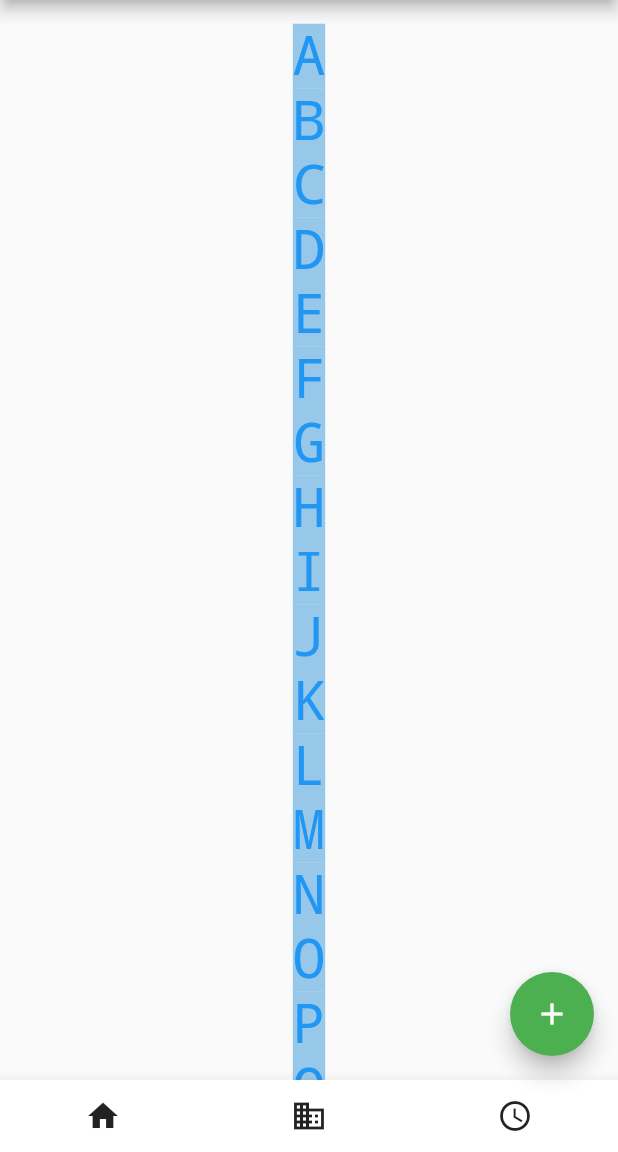
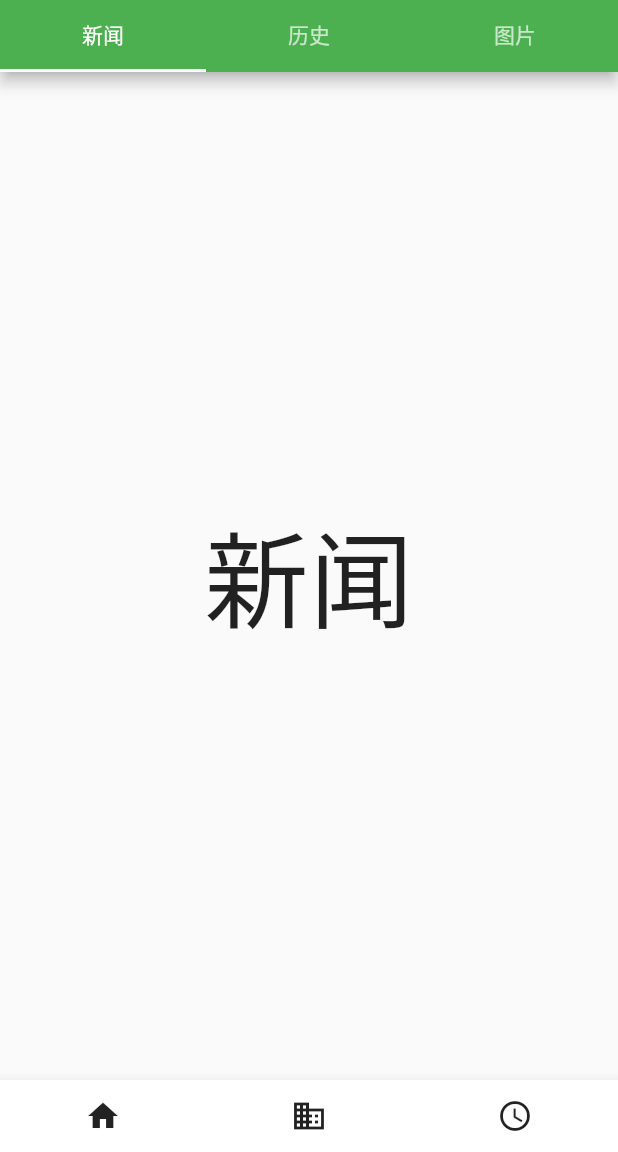
Before and after one commit to gggrdinosaur/04_Flutter, a Flutter app: the screen it shows after launch, on a phone screen of 412 x 824 dp, the part 84-1236 px from its top. Run offline on Flutter 3.47's test engine with Material 2 defaults, Android fonts, the phone set to English and light mode, and no system bars.

Commit message:
第六章

```diff
--- a/flutter_app_6/lib/main.dart
+++ b/flutter_app_6/lib/main.dart
@@ -15,7 +15,7 @@ class MyApp extends StatelessWidget {
       theme: ThemeData(
         primarySwatch: Colors.green,
       ),
-      home: const MyHomePage(title: 'Flutter Demo Home Page'),
+      home: const TabViewRoute1( ),
     );
   }
 }
@@ -30,7 +30,6 @@ class MyHomePage extends StatefulWidget {
 }
 
 class _MyHomePageState extends State<MyHomePage> {
-  int _selectedIndex = 1;
 
   @override
   Widget build(BuildContext context) {
@@ -44,33 +43,6 @@ class _MyHomePageState extends State<MyHomePage> {
           IconButton(icon: const Icon(Icons.share), onPressed: () {}),
         ],
       ),
-      body:Scrollbar(
-      // 显示进度条
-      child: SingleChildScrollView(
-        padding: const EdgeInsets.all(16.0),
-        child: Center(
-          child: Column(
-            //动态创建一个List<Widget>
-            children: str
-                .split("")
-                //每一个字母都用一个Text显示,字体为原来的两倍
-                .map((c) => Text(
-                      c,
-                      textScaleFactor: 2.0,
-                      style: TextStyle(
-                          color: Colors.blue,
-                          fontSize: 18.0,
-                          height: 1.2,
-                          fontFamily: "Courier",
-                          background: Paint()
-                            ..color = const Color.fromARGB(255, 152, 200, 233),
-                          decorationStyle: TextDecorationStyle.dashed),
-                    ))
-                .toList(),
-          ),
-        ),
-      ),
-    ),
       drawer: const MyDrawer(), //抽屉
       bottomNavigationBar: BottomAppBar(
         //底部导航栏
@@ -83,44 +55,31 @@ class _MyHomePageState extends State<MyHomePage> {
                 icon: const Icon(Icons.home),
                 onPressed: () {
                   setState(() {
-                    _selectedIndex = 0;
                   });
                 }),
             IconButton(
                 icon: const Icon(Icons.business),
                 onPressed: () {
                   setState(() {
-                    _selectedIndex = 1;
                   });
                 }),
             IconButton(
                 icon: const Icon(Icons.schedule),
                 onPressed: () {
                   setState(() {
-                    _selectedIndex = 2;
                   });
                 }),
           ],
           mainAxisAlignment: MainAxisAlignment.spaceAround, //均分底部导航栏横向空间
         ),
       ),
-      floatingActionButton: FloatingActionButton(
-          //悬浮按钮
-          child: const Icon(Icons.add),
-          onPressed: _onAdd),
     );
   }
+}
 
-  void _onItemTapped(int index) {
-    setState(() {
-      _selectedIndex = index;
-    });
-  }
+class TabViewRoute1 extends StatefulWidget {
+  const TabViewRoute1({Key? key}) : super(key: key);
 
-  void _onAdd() {}
-}
-/*
-class TabViewRoute1 extends StatefulWidget {
   @override
   _TabViewRoute1State createState() => _TabViewRoute1State();
 }
@@ -140,7 +99,12 @@ class _TabViewRoute1State extends State<TabViewRoute1>
   Widget build(BuildContext context) {
     return Scaffold(
       appBar: AppBar(
-        title: Text("App Name"),
+        //导航栏
+        title: const Text("App Name"),
+        actions: <Widget>[
+          //导航栏右侧菜单
+          IconButton(icon: const Icon(Icons.share), onPressed: () {}),
+        ],
         bottom: TabBar(
           controller: _tabController,
           tabs: tabs.map((e) => Tab(text: e)).toList(),
@@ -158,6 +122,36 @@ class _TabViewRoute1State extends State<TabViewRoute1>
           );
         }).toList(),
       ),
+      drawer: const MyDrawer(), //抽屉
+      bottomNavigationBar: BottomAppBar(
+        //底部导航栏
+        color: Colors.white,
+        shape: const CircularNotchedRectangle(),
+        child: Row(
+          children: <Widget>[
+            //底部导航栏按钮
+            IconButton(
+                icon: const Icon(Icons.home),
+                onPressed: () {
+                  setState(() {
+                  });
+                }),
+            IconButton(
+                icon: const Icon(Icons.business),
+                onPressed: () {
+                  setState(() {
+                  });
+                }),
+            IconButton(
+                icon: const Icon(Icons.schedule),
+                onPressed: () {
+                  setState(() {
+                  });
+                }),
+          ],
+          mainAxisAlignment: MainAxisAlignment.spaceAround, //均分底部导航栏横向空间
+        ),
+      ),
     );
   }
 
@@ -168,7 +162,7 @@ class _TabViewRoute1State extends State<TabViewRoute1>
     super.dispose();
   }
 }
-*/
+
 class MyDrawer extends StatelessWidget {
   const MyDrawer({
     Key? key,
@@ -295,3 +289,37 @@ class ListView3 extends StatelessWidget {
     );
   }
 }
+
+class KeepAliveWrapper extends StatefulWidget {
+  const KeepAliveWrapper({
+    Key? key,
+    this.keepAlive = true,
+    required this.child,
+  }) : super(key: key);
+  final bool keepAlive;
+  final Widget child;
+
+  @override
+  _KeepAliveWrapperState createState() => _KeepAliveWrapperState();
+}
+
+class _KeepAliveWrapperState extends State<KeepAliveWrapper>
+    with AutomaticKeepAliveClientMixin {
+  @override
+  Widget build(BuildContext context) {
+    super.build(context);
+    return widget.child;
+  }
+
+  @override
+  void didUpdateWidget(covariant KeepAliveWrapper oldWidget) {
+    if(oldWidget.keepAlive != widget.keepAlive) {
+      // keepAlive 状态需要更新，实现在 AutomaticKeepAliveClientMixin 中
+      updateKeepAlive();
+    }
+    super.didUpdateWidget(oldWidget);
+  }
+
+  @override
+  bool get wantKeepAlive => widget.keepAlive;
+}
```
